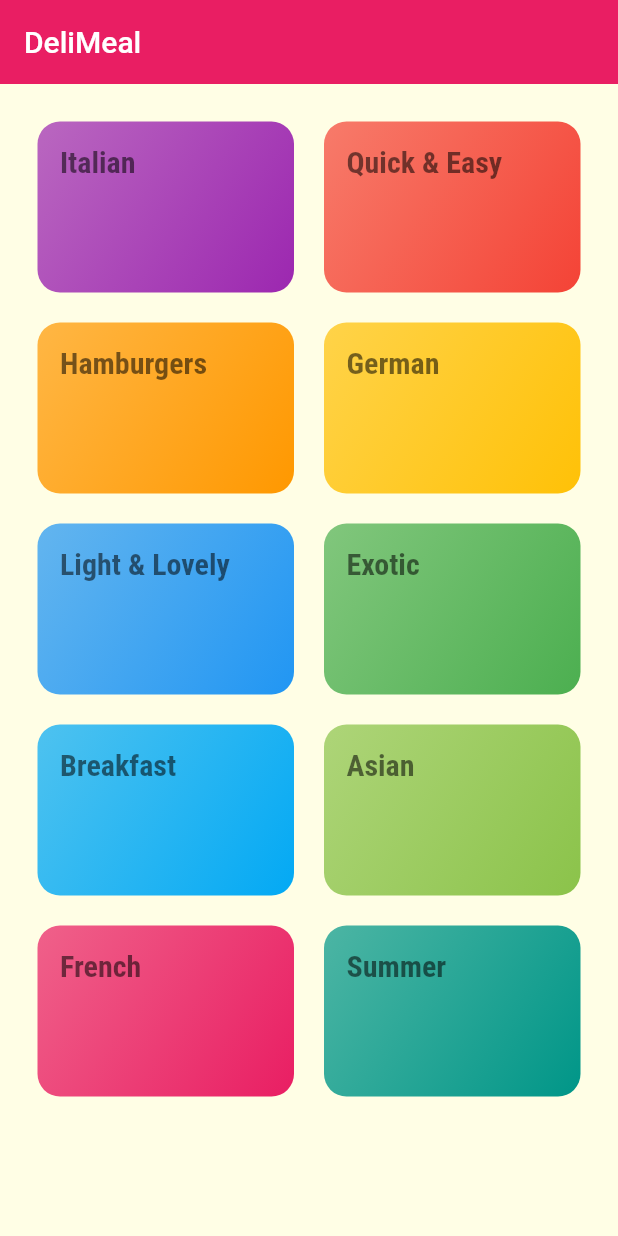
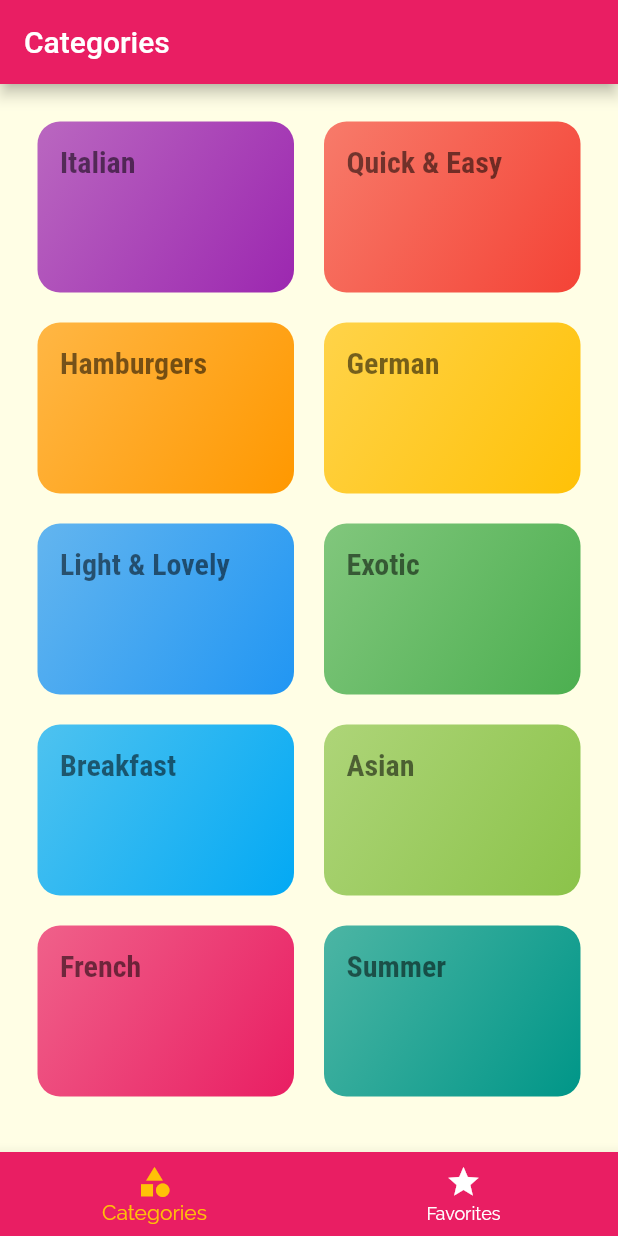
Before and after one commit to VamsiBoggala/meals_app_udemy, a Flutter app: the screen it shows after launch, on a phone screen of 412 x 824 dp. Run offline on Flutter 3.47's test engine with Material 2 defaults, Android fonts, the phone set to English and light mode, and no system bars.

Commit message:
adding tabs

```diff
--- a/lib/main.dart
+++ b/lib/main.dart
@@ -1,5 +1,6 @@
 
 
+import 'package:example/screens/tabs_screen.dart';
 import 'package:flutter/material.dart';
 
 import 'screens/categories_screen.dart';
@@ -39,7 +40,7 @@ class MyApp extends StatelessWidget {
             ),
       ),
       routes: {
-        '/': (ctx) => const CategoriesScreen(),
+        '/': (ctx) => const TabsScreen(),
         CategoryMealsScreen.routeName: (ctx) => CategoryMealsScreen(),
         MealDetailScreen.routeName: (ctx) => const MealDetailScreen(),
       },
--- a/lib/screens/categories_screen.dart
+++ b/lib/screens/categories_screen.dart
@@ -8,12 +8,7 @@ class CategoriesScreen extends StatelessWidget {
 
   @override
   Widget build(BuildContext context) {
-    return Scaffold(
-      appBar: AppBar(
-        title: const Text('DeliMeal'),
-        elevation: 0.0,
-      ),
-      body: GridView(
+    return  GridView(
         padding: const EdgeInsets.all(25),
         children: DUMMY_CATEGORIES
             .map(
@@ -30,7 +25,6 @@ class CategoriesScreen extends StatelessWidget {
           crossAxisSpacing: 20,
           mainAxisSpacing: 20,
         ),
-      ),
     );
   }
 }
--- /dev/null
+++ b/lib/screens/favorites_screen.dart
@@ -0,0 +1,12 @@
+import 'package:flutter/material.dart';
+
+class FavoritesScreen extends StatelessWidget {
+  const FavoritesScreen({Key? key}) : super(key: key);
+
+  @override
+  Widget build(BuildContext context) {
+    return const Center(
+      child: Text('The Favorites'),
+    );
+  }
+}
--- a/lib/screens/meal_detail_screen.dart
+++ b/lib/screens/meal_detail_screen.dart
@@ -17,7 +17,7 @@ class MealDetailScreen extends StatelessWidget {
     );
   }
 
-  buildContainer( Widget child) {
+  buildContainer(Widget child) {
     return Container(
       margin: const EdgeInsets.all(10),
       padding: const EdgeInsets.all(5),
@@ -36,7 +36,6 @@ class MealDetailScreen extends StatelessWidget {
   Widget build(BuildContext context) {
     final mealId = ModalRoute.of(context)!.settings.arguments as String;
     final selectedMeal = DUMMY_MEALS.firstWhere((meal) => meal.id == mealId);
-    print(selectedMeal.steps);
 
     return Scaffold(
       appBar: AppBar(
@@ -70,10 +69,9 @@ class MealDetailScreen extends StatelessWidget {
             ),
             buildSectionTitle(context, 'Ingredients'),
             buildContainer(
-               ListView.builder(
+              ListView.builder(
                 itemCount: selectedMeal.ingredients.length,
                 itemBuilder: (context, index) {
-                  print(selectedMeal.ingredients);
                   return Card(
                     color: Theme.of(context).colorScheme.secondary,
                     child: Container(
@@ -101,10 +99,9 @@ class MealDetailScreen extends StatelessWidget {
             // ),
             buildSectionTitle(context, 'Steps'),
             buildContainer(
-               ListView.builder(
+              ListView.builder(
                 itemCount: selectedMeal.steps.length,
                 itemBuilder: (context, index) {
-
                   return ListTile(
                     leading: CircleAvatar(
                       child: Text('# ${(index + 1)}'),
--- /dev/null
+++ b/lib/screens/tabs_screen.dart
@@ -0,0 +1,62 @@
+import 'package:flutter/material.dart';
+
+import './categories_screen.dart';
+import './favorites_screen.dart';
+
+class TabsScreen extends StatefulWidget {
+  const TabsScreen({Key? key}) : super(key: key);
+
+  @override
+  State<TabsScreen> createState() => _TabsScreenState();
+}
+
+class _TabsScreenState extends State<TabsScreen> {
+  final List<Map<String, dynamic>> _pages = [
+    {
+      'page': const CategoriesScreen(),
+      'title': 'Categories',
+    },
+    {
+      'page': const FavoritesScreen(),
+      'title': 'Your Favorites',
+    },
+  ];
+
+  int _selectedPageIndex = 0;
+
+  void _selectPage(int index) {
+    setState(() {
+      _selectedPageIndex = index;
+    });
+  }
+
+  @override
+  Widget build(BuildContext context) {
+    return Scaffold(
+      appBar: AppBar(
+        title: Text(_pages[_selectedPageIndex]['title']),
+      ),
+      body: _pages[_selectedPageIndex]['page'],
+      bottomNavigationBar: BottomNavigationBar(
+        onTap: _selectPage,
+        backgroundColor: Theme.of(context).primaryColor,
+        unselectedItemColor: Colors.white,
+        selectedItemColor: Theme.of(context).accentColor,
+        currentIndex: _selectedPageIndex,
+        type: BottomNavigationBarType.fixed,
+        items: [
+          BottomNavigationBarItem(
+            backgroundColor: Theme.of(context).primaryColor,
+            icon: const Icon(Icons.category),
+            title: const Text('Categories'),
+          ),
+          BottomNavigationBarItem(
+            backgroundColor: Theme.of(context).primaryColor,
+            icon: const Icon(Icons.star),
+            title: const Text('Favorites'),
+          ),
+        ],
+      ),
+    );
+  }
+}
```
